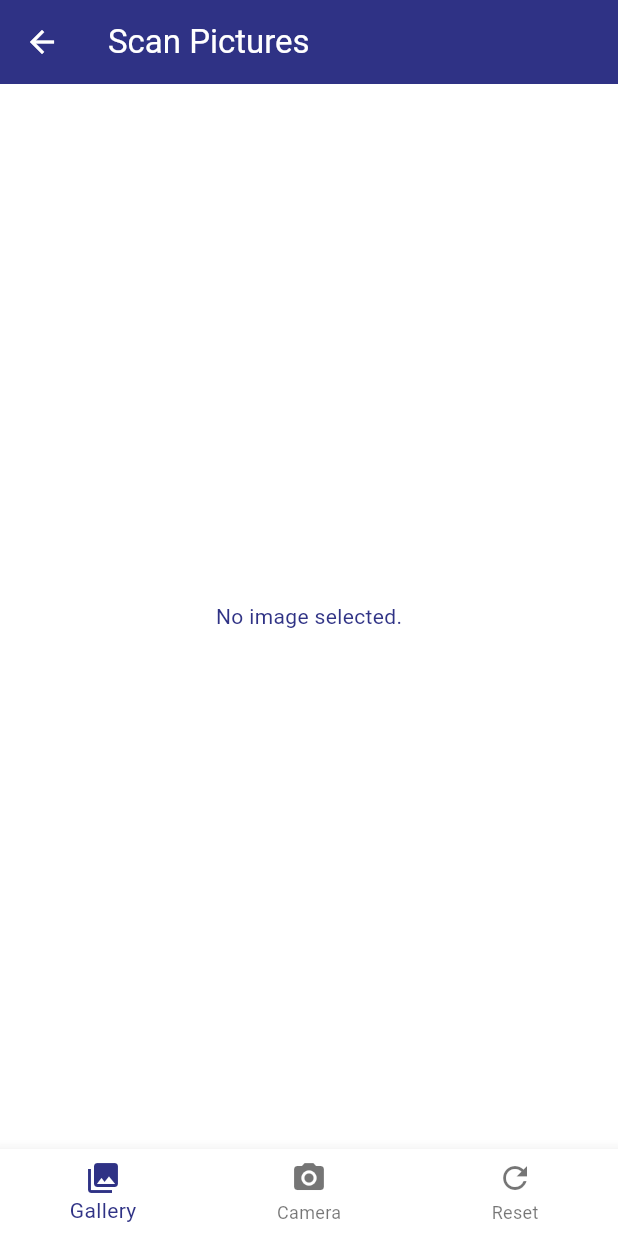
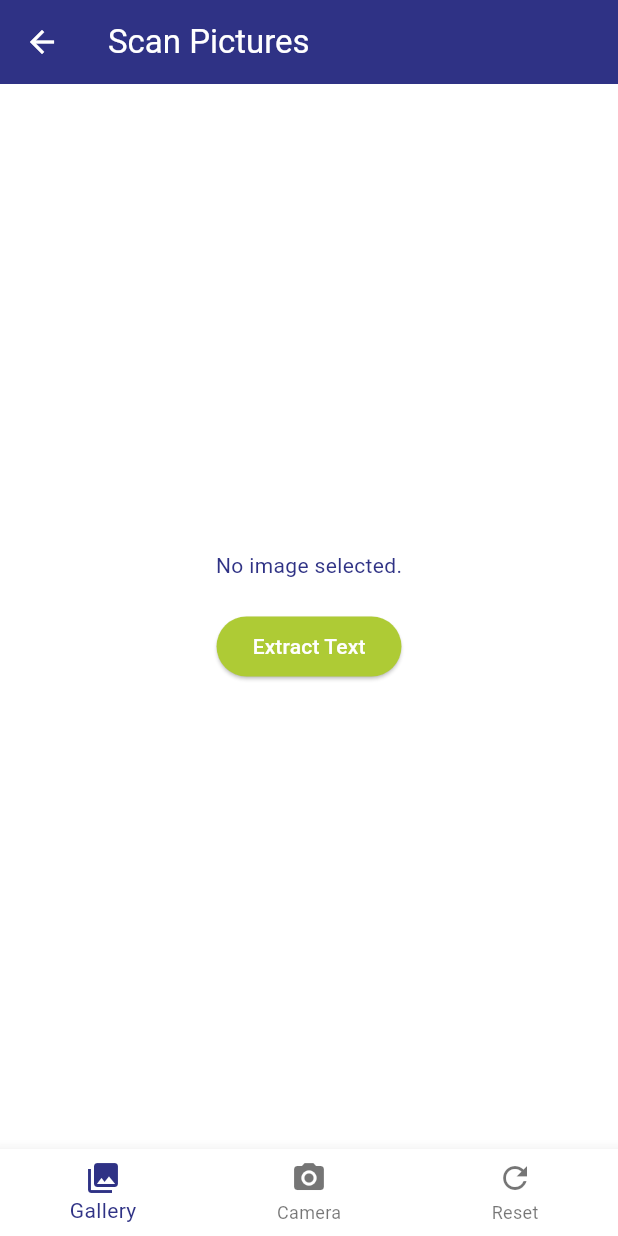
Before and after one commit to MalekBali/PFA, a Flutter app: the ScanPage screen opened by its route, on a phone screen of 412 x 824 dp. Run offline on Flutter 3.47's test engine with Material 3 defaults, Android fonts, the phone set to English and light mode, and no system bars; our stand-ins replace animated_splash_screen, file_picker, firebase_auth, firebase_core, firebase_storage, image_picker and 1 more; missing offline and left inert: flutter_tesseract_ocr; accounts and stored records are empty.

Commit message:
first commit

```diff
--- a/lib/main.dart
+++ b/lib/main.dart
@@ -5,8 +5,12 @@ import 'package:pfa/pages/home.page.dart';
 import 'package:pfa/pages/scan.page.dart';
 import 'package:pfa/pages/uploadPDF.page.dart';
 import 'package:pfa/splash.dart';
+import 'authentification/login.page.dart';
 import 'authentification/signup.page.dart';
 import 'firebase_options.dart';
+import 'pages/home.page.dart';
+import 'pages/scan.page.dart';
+import 'pages/uploadPDF.page.dart';
 
 Future<void> main() async {
   WidgetsFlutterBinding.ensureInitialized();
--- a/lib/pages/scan.page.dart
+++ b/lib/pages/scan.page.dart
@@ -1,7 +1,11 @@
 import 'dart:io';
-
 import 'package:flutter/material.dart';
 import 'package:image_picker/image_picker.dart';
+import 'package:pdf/widgets.dart' as pw;
+import 'package:flutter_tesseract_ocr/flutter_tesseract_ocr.dart';
+import 'package:path_provider/path_provider.dart';
+import 'package:open_file/open_file.dart';
+
 class ScanPage extends StatefulWidget {
   const ScanPage({super.key});
 
@@ -27,6 +31,31 @@ class _ScanPageState extends State<ScanPage> {
     });
   }
 
+  Future<void> _extractTextFromImage() async {
+    if (_image == null) return;
+    String text = await FlutterTesseractOcr.extractText(_image!.path);
+    print('Extracted Text: $text'); // Print the extracted text to the console
+    _generatePdf(text);
+  }
+
+  Future<void> _generatePdf(String text) async {
+    final pdf = pw.Document();
+    pdf.addPage(
+      pw.Page(
+        build: (pw.Context context) => pw.Center(
+          child: pw.Text(text),
+        ),
+      ),
+    );
+
+    final output = await getTemporaryDirectory();
+    final file = File("${output.path}/extracted_text.pdf");
+    await file.writeAsBytes(await pdf.save());
+
+    // Open the PDF file
+    await OpenFile.open(file.path);
+  }
+
   void _resetPage() {
     setState(() {
       _image = null;
@@ -40,9 +69,19 @@ class _ScanPageState extends State<ScanPage> {
         title: Text('Scan Pictures'),
       ),
       body: Center(
-        child: _image == null
-            ? Text('No image selected.')
-            : Image.file(File(_image!.path)),
+        child: Column(
+          mainAxisAlignment: MainAxisAlignment.center,
+          children: [
+            _image == null
+                ? Text('No image selected.')
+                : Image.file(File(_image!.path)),
+            SizedBox(height: 20),
+            ElevatedButton(
+              onPressed: _extractTextFromImage,
+              child: Text('Extract Text'),
+            ),
+          ],
+        ),
       ),
       bottomNavigationBar: BottomNavigationBar(
         items: [
```
Also changed, not shown: assets/tessdata_config.json (+7 -0 lines), pubspec.yaml (+7 -0 lines), pubspec.lock, 8 other files.
